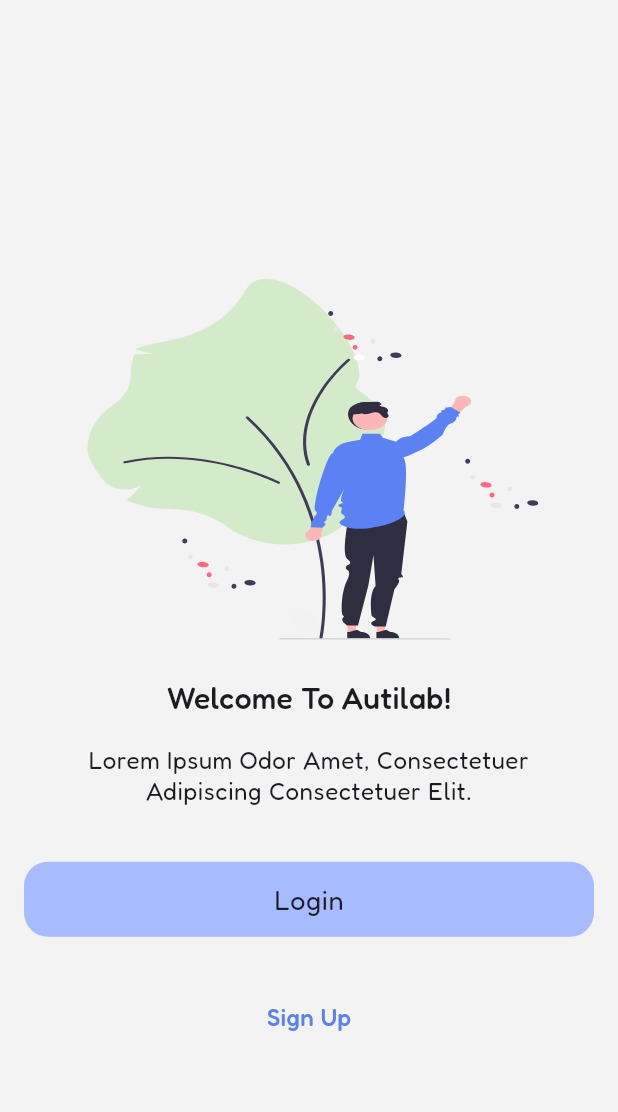
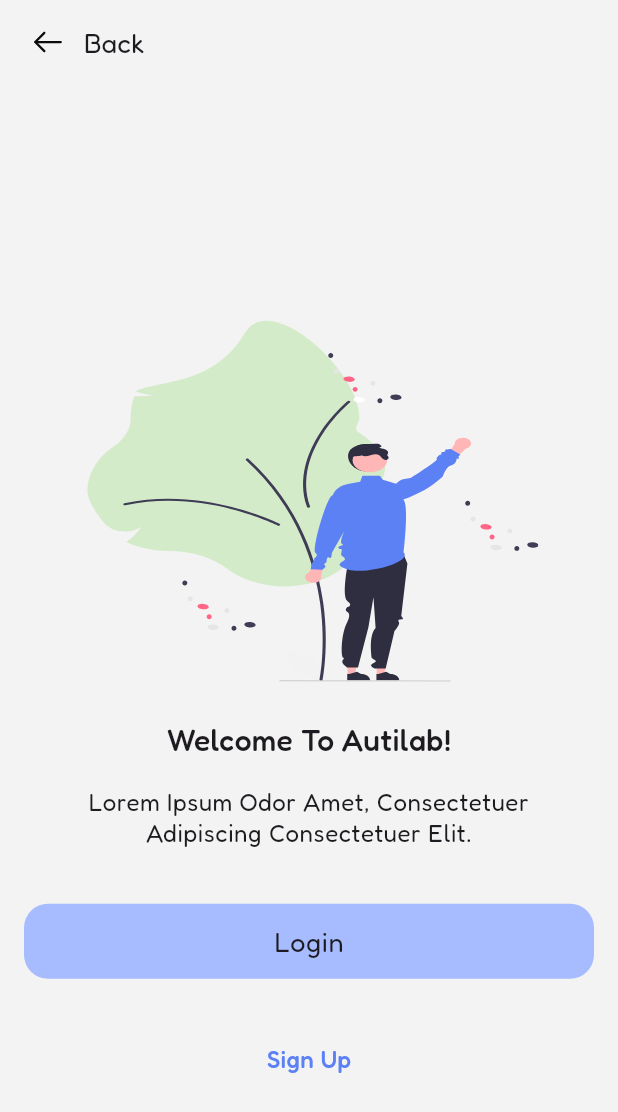
Before and after one commit to HosseinMohammadiii/autilabapp, a Flutter app: the WelcomeScreen screen opened by its route, on a phone screen of 412 x 824 dp. Shown: the top 1112 px of the screen. Run offline on Flutter 3.47's test engine with Material 3 defaults, Android fonts, the phone set to English and light mode, and no system bars; our stand-ins replace cached_network_image, dartz, device_info_plus, dio, equatable, flutter_rating_bar and 10 more; accounts and stored records are empty; project files that could hold a hidden picture were left out.

Commit message:
Edit WelcomeScreen & ChoseRoleScreen

```diff
--- a/lib/presentation/screens/choserole_screen.dart
+++ b/lib/presentation/screens/choserole_screen.dart
@@ -23,7 +23,7 @@ class _ChoseRoleScreenState extends State<ChoseRoleScreen>
 
   bool isDoctorRole = false;
   bool isClientRole = false;
-  final ValueNotifier<int?> selectedIndexNotifier = ValueNotifier<int?>(null);
+  final ValueNotifier<int?> selectedIndexNotifier = ValueNotifier<int?>(1);
 
   @override
   void initState() {
@@ -99,7 +99,7 @@ class _ChoseRoleScreenState extends State<ChoseRoleScreen>
                     CustomButtonWidget(
                       onTap: () {
                         if (selectedIndexNotifier.value != null) {
-                          context.goNamed(AutiLabRoutes.welcomeScreen);
+                          context.pushNamed(AutiLabRoutes.welcomeScreen);
                         }
                       },
                       height: 50,
--- a/lib/presentation/screens/welcome_screen.dart
+++ b/lib/presentation/screens/welcome_screen.dart
@@ -1,3 +1,4 @@
+import 'package:autilab_project/common/widgets/appbar_back_screen.dart';
 import 'package:autilab_project/common/widgets/custom_button_widget.dart';
 import 'package:autilab_project/core/constants/color_constant.dart';
 import 'package:flutter/material.dart';
@@ -43,10 +44,7 @@ class _WelcomeScreenState extends State<WelcomeScreen>
     return FadeTransition(
       opacity: animationHelper.fadeAnimation,
       child: Scaffold(
-        appBar: PreferredSize(
-          preferredSize: const Size(0, 0),
-          child: AppBar(),
-        ),
+        appBar: appBarWidget(context: context, title: 'Back', isIcon: true),
         body: SafeArea(
           child: CustomScrollView(
             slivers: [
```
